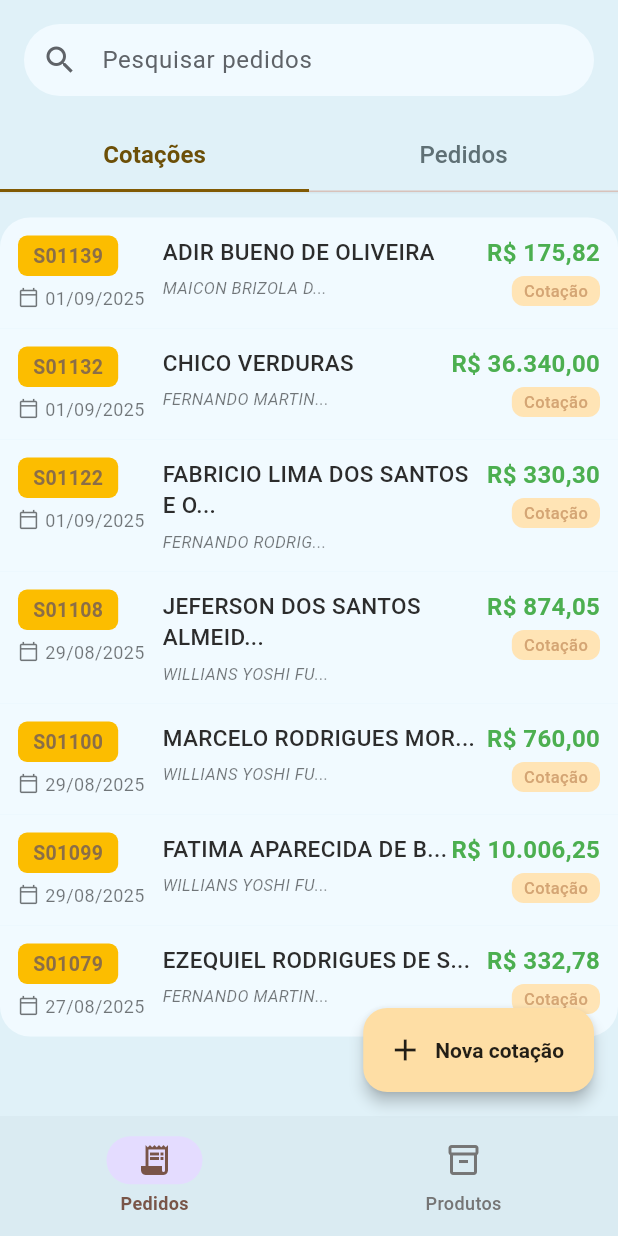
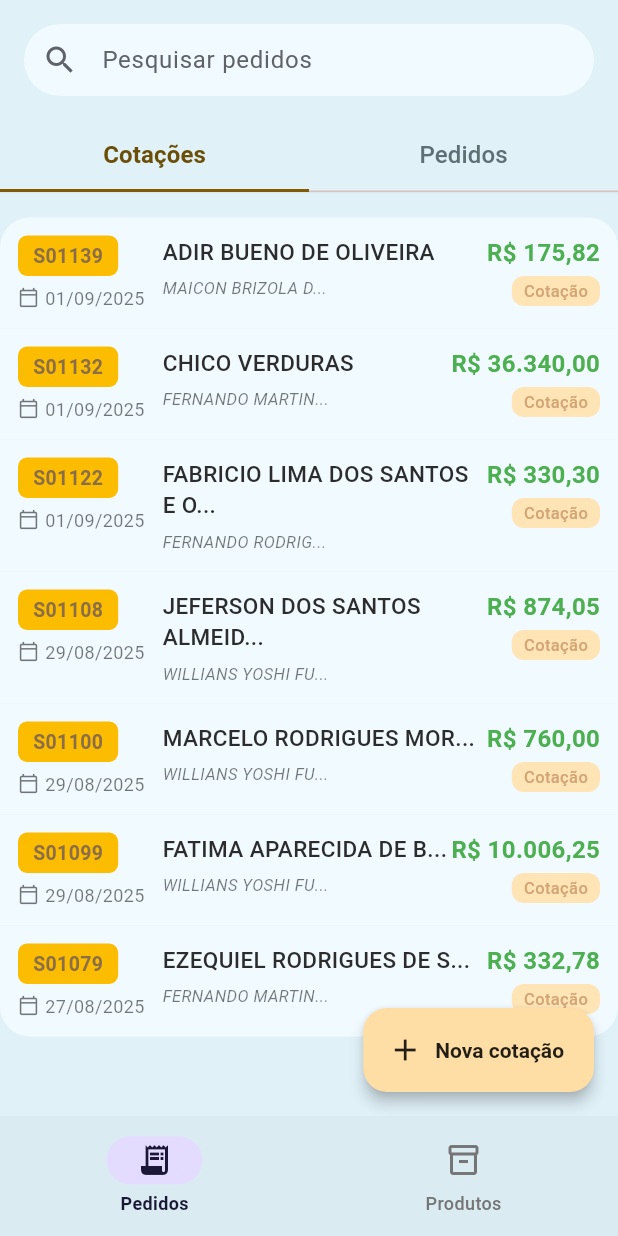
Before and after one commit to esmaelz/expressive2, a Flutter app: the screen it shows after launch, on a phone screen of 412 x 824 dp. Run offline on Flutter 3.47's test engine with Material 3 defaults, Android fonts, the phone set to English and light mode, and no system bars.

Commit message:
release-1 listagem

```diff
--- a/lib/screens/order_list_screen.dart
+++ b/lib/screens/order_list_screen.dart
@@ -210,15 +210,11 @@ class _OrderListScreenState extends State<OrderListScreen>
       ),
       floatingActionButtonLocation: FloatingActionButtonLocation.endFloat,
       // Bottom Navigation Bar
-      bottomNavigationBar: NavigationBar(
+      bottomNavigationBar: Theme(
+        data: theme.copyWith(
+          navigationBarTheme: NavigationBarThemeData(
             backgroundColor: const Color(0xFFdaebf2),
             indicatorColor: const Color(0xFFe4dcff),
-        selectedIndex: _selectedBottomNavIndex,
-        onDestinationSelected: (index) {
-          setState(() {
-            _selectedBottomNavIndex = index;
-          });
-        },
             iconTheme: WidgetStateProperty.resolveWith((states) {
               if (states.contains(WidgetState.selected)) {
                 return const IconThemeData(
@@ -229,6 +225,29 @@ class _OrderListScreenState extends State<OrderListScreen>
                 color: Colors.grey[600],
               );
             }),
+            labelTextStyle: WidgetStateProperty.resolveWith((states) {
+              if (states.contains(WidgetState.selected)) {
+                return const TextStyle(
+                  fontSize: 12,
+                  fontWeight: FontWeight.w600,
+                  color: Color(0xFF1b1837),
+                );
+              }
+              return TextStyle(
+                fontSize: 12,
+                fontWeight: FontWeight.w500,
+                color: Colors.grey[600],
+              );
+            }),
+          ),
+        ),
+        child: NavigationBar(
+          selectedIndex: _selectedBottomNavIndex,
+          onDestinationSelected: (index) {
+            setState(() {
+              _selectedBottomNavIndex = index;
+            });
+          },
           destinations: const [
           NavigationDestination(
             icon: Icon(Icons.receipt_long),
@@ -242,6 +261,7 @@ class _OrderListScreenState extends State<OrderListScreen>
           ),
         ],
         ),
+      ),
     );
   }
 }
```
Also changed, not shown: work/theme/Screenshot_20251010_114047_Gmail.jpg (added), work/theme/temas.png (added). Lines whose indentation alone changed are shown as unchanged.
